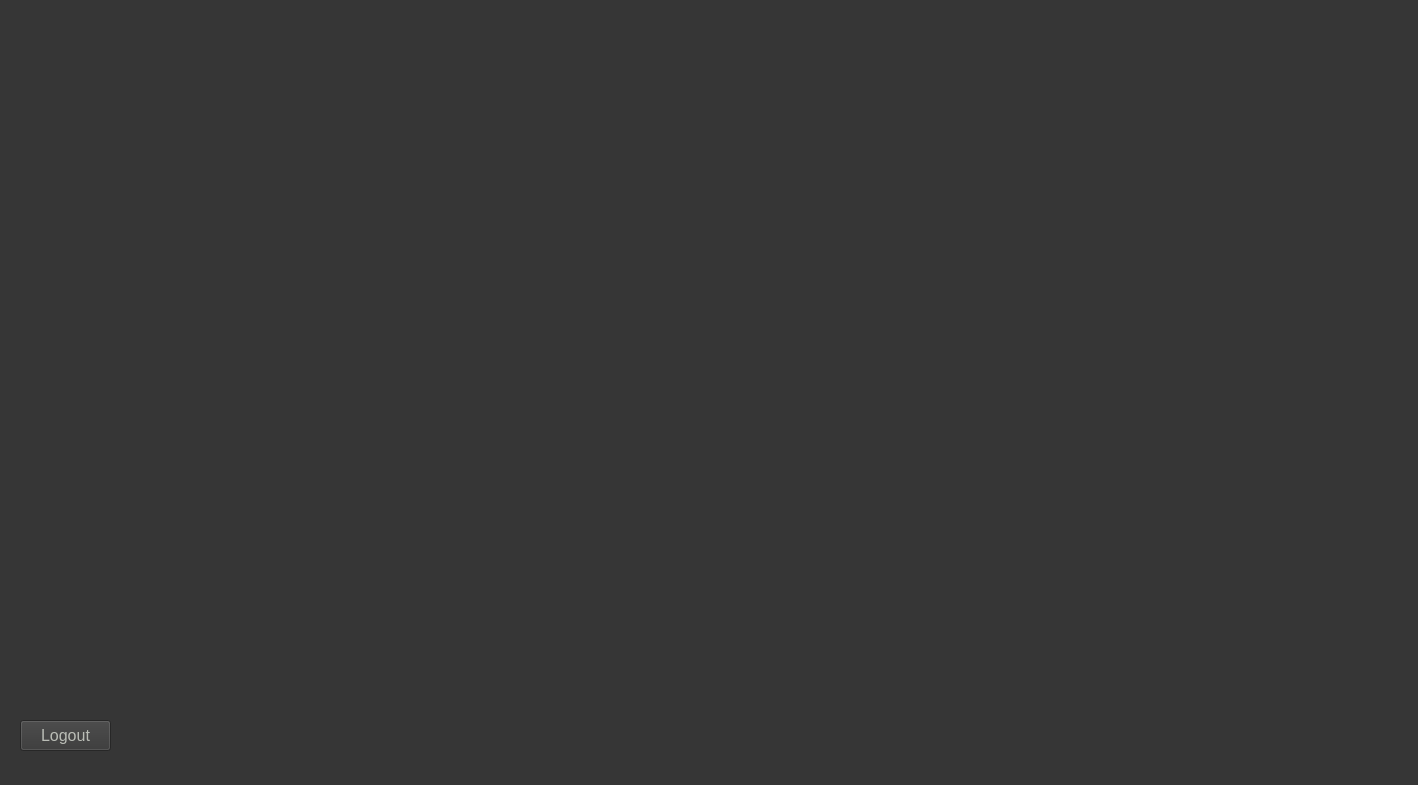
Above: ETM/homepage.ui from JWaters02/SDI-C6 before the change. Below: the same form after it.
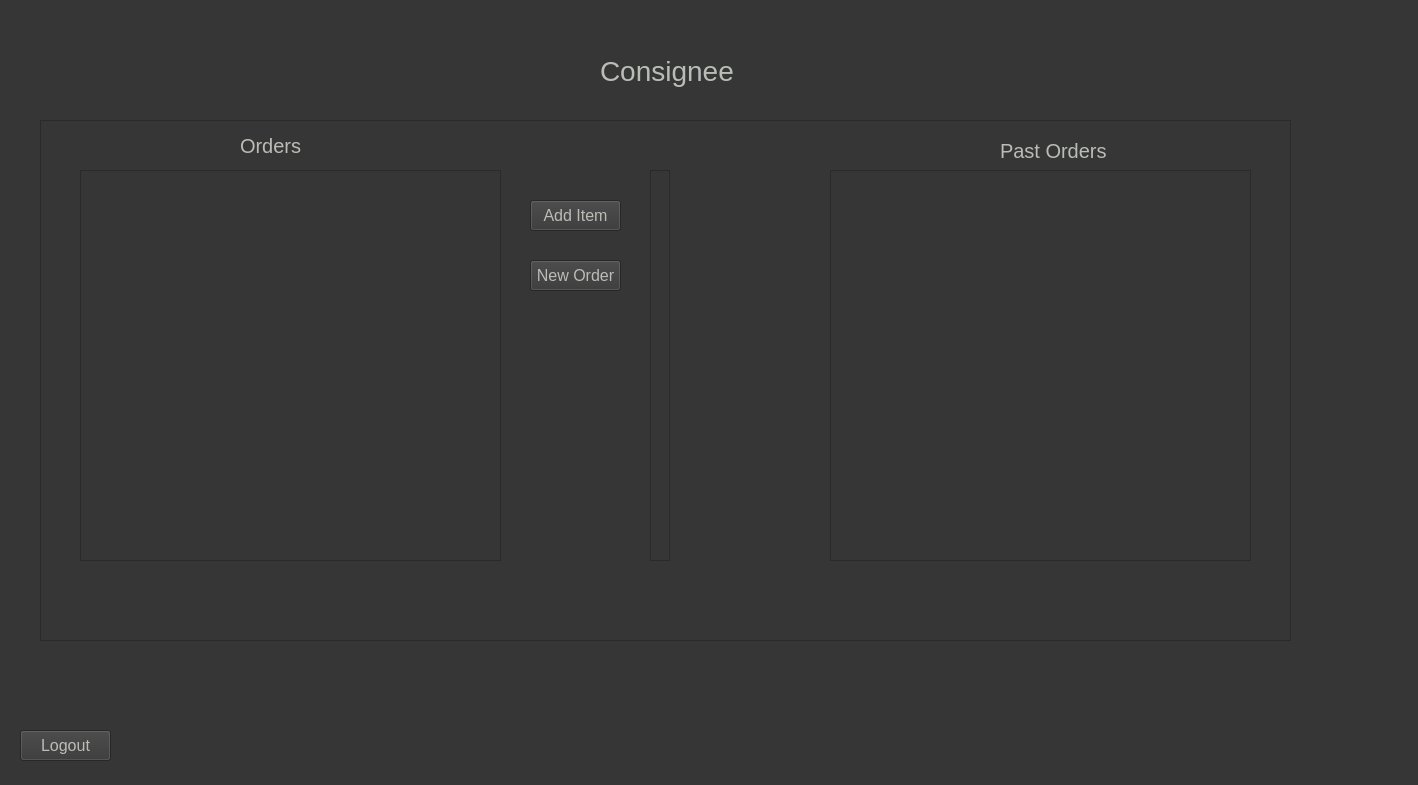
That is the form after the change. The open tabs and pages were chosen to show the change.

Commit message: Consignee GUI+DB intergration mostly fleshed out

What changed in the file:
```diff
--- a/ETM/homepage.ui
+++ b/ETM/homepage.ui
@@ -22,7 +22,7 @@
      <x>20</x>
      <y>10</y>
      <width>1391</width>
-     <height>681</height>
+     <height>701</height>
     </rect>
    </property>
    <property name="styleSheet">
@@ -123,14 +123,208 @@
    </widget>
    <widget class="QWidget" name="DriverPage"/>
    <widget class="QWidget" name="ForwarderPage"/>
-   <widget class="QWidget" name="ConsigneePage"/>
+   <widget class="QWidget" name="ConsigneePage">
+    <widget class="QLabel" name="lblConsignee">
+     <property name="geometry">
+      <rect>
+       <x>580</x>
+       <y>30</y>
+       <width>231</width>
+       <height>61</height>
+      </rect>
+     </property>
+     <property name="styleSheet">
+      <string notr="true">color: rgb(186, 189, 182); 
+font-size: 28px</string>
+     </property>
+     <property name="text">
+      <string>Consignee</string>
+     </property>
+    </widget>
+    <widget class="QFrame" name="frConsignee">
+     <property name="geometry">
+      <rect>
+       <x>20</x>
+       <y>110</y>
+       <width>1251</width>
+       <height>521</height>
+      </rect>
+     </property>
+     <property name="frameShape">
+      <enum>QFrame::StyledPanel</enum>
+     </property>
+     <property name="frameShadow">
+      <enum>QFrame::Raised</enum>
+     </property>
+     <widget class="QLabel" name="lblConsigneePastOrders">
+      <property name="geometry">
+       <rect>
+        <x>960</x>
+        <y>10</y>
+        <width>141</width>
+        <height>41</height>
+       </rect>
+      </property>
+      <property name="styleSheet">
+       <string notr="true">color: rgb(186, 189, 182); 
+font-size: 20px</string>
+      </property>
+      <property name="text">
+       <string>Past Orders</string>
+      </property>
+     </widget>
+     <widget class="QListWidget" name="lwConsigneePastOrders">
+      <property name="geometry">
+       <rect>
+        <x>790</x>
+        <y>50</y>
+        <width>421</width>
+        <height>391</height>
+       </rect>
+      </property>
+      <property name="styleSheet">
+       <string notr="true">color: rgb(186, 189, 182); 
+font-size: 18px</string>
+      </property>
+     </widget>
+     <widget class="QLabel" name="lblConsigneeOrders">
+      <property name="geometry">
+       <rect>
+        <x>200</x>
+        <y>10</y>
+        <width>81</width>
+        <height>31</height>
+       </rect>
+      </property>
+      <property name="styleSheet">
+       <string notr="true">color: rgb(186, 189, 182); 
+font-size: 20px</string>
+      </property>
+      <property name="text">
+       <string>Orders</string>
+      </property>
+     </widget>
+     <widget class="QListWidget" name="lwConsigneeOrders">
+      <property name="geometry">
+       <rect>
+        <x>40</x>
+        <y>50</y>
+        <width>421</width>
+        <height>391</height>
+       </rect>
+      </property>
+      <property name="styleSheet">
+       <string notr="true">color: rgb(186, 189, 182); 
+font-size: 18px</string>
+      </property>
+     </widget>
+     <widget class="QPushButton" name="btnConsigneeOrdersAddItem">
+      <property name="geometry">
+       <rect>
+        <x>490</x>
+        <y>80</y>
+        <width>91</width>
+        <height>31</height>
+       </rect>
+      </property>
+      <property name="styleSheet">
+       <string notr="true">background-color: rgb(54, 54, 54);
+font: 16px;
+color: rgb(186, 189, 182);</string>
+      </property>
+      <property name="text">
+       <string>Add Item</string>
+      </property>
+     </widget>
+     <widget class="QFrame" name="frConsigneeSeperator">
+      <property name="geometry">
+       <rect>
+        <x>610</x>
+        <y>50</y>
+        <width>20</width>
+        <height>391</height>
+       </rect>
+      </property>
+      <property name="frameShape">
+       <enum>QFrame::StyledPanel</enum>
+      </property>
+      <property name="frameShadow">
+       <enum>QFrame::Raised</enum>
+      </property>
+     </widget>
+     <widget class="QPushButton" name="btnConsigneeOrdersNewOrder">
+      <property name="geometry">
+       <rect>
+        <x>490</x>
+        <y>140</y>
+        <width>91</width>
+        <height>31</height>
+       </rect>
+      </property>
+      <property name="styleSheet">
+       <string notr="true">background-color: rgb(54, 54, 54);
+font: 16px;
+color: rgb(186, 189, 182);</string>
+      </property>
+      <property name="text">
+       <string>New Order</string>
+      </property>
+     </widget>
+     <widget class="QLabel" name="lblConsigneeOrderInfo">
+      <property name="geometry">
+       <rect>
+        <x>40</x>
+        <y>450</y>
+        <width>421</width>
+        <height>61</height>
+       </rect>
+      </property>
+      <property name="styleSheet">
+       <string notr="true">color: rgb(186, 189, 182); 
+font-size: 16px</string>
+      </property>
+      <property name="text">
+       <string/>
+      </property>
+      <property name="alignment">
+       <set>Qt::AlignCenter</set>
+      </property>
+      <property name="wordWrap">
+       <bool>true</bool>
+      </property>
+     </widget>
+     <widget class="QLabel" name="lblConsigneePastOrderInfo">
+      <property name="geometry">
+       <rect>
+        <x>790</x>
+        <y>450</y>
+        <width>421</width>
+        <height>61</height>
+       </rect>
+      </property>
+      <property name="styleSheet">
+       <string notr="true">color: rgb(186, 189, 182); 
+font-size: 16px</string>
+      </property>
+      <property name="text">
+       <string/>
+      </property>
+      <property name="alignment">
+       <set>Qt::AlignCenter</set>
+      </property>
+      <property name="wordWrap">
+       <bool>true</bool>
+      </property>
+     </widget>
+    </widget>
+   </widget>
    <widget class="QWidget" name="CourierPage"/>
   </widget>
   <widget class="QPushButton" name="btnCOLogout">
    <property name="geometry">
     <rect>
      <x>20</x>
-     <y>720</y>
+     <y>730</y>
      <width>91</width>
      <height>31</height>
     </rect>
```
Left out of the diff: 3 changed lines with no effect on the pictures. The commit also changes 12 other files.
